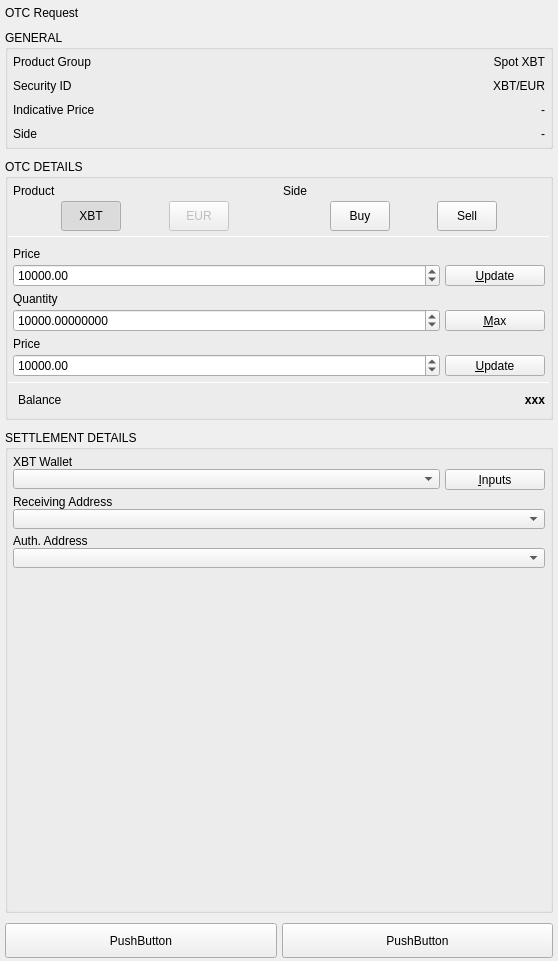
BlockSettle/terminal, file BlockSettleUILib/ChatUI/OTCShieldWidgets/OTCNegotiationCommonWidget.ui: the form before one commit.
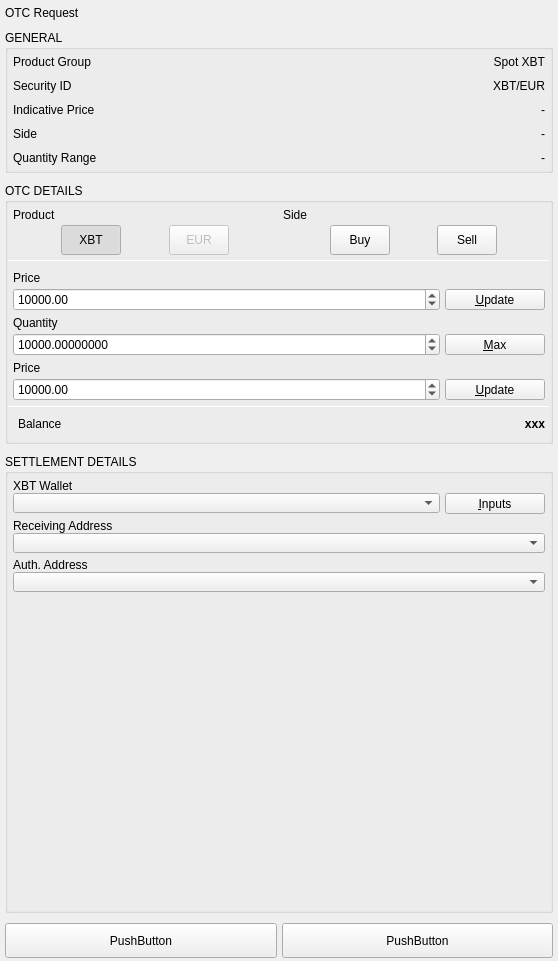
The form after the commit.

```diff
--- a/BlockSettleUILib/ChatUI/OTCShieldWidgets/OTCNegotiationCommonWidget.ui
+++ b/BlockSettleUILib/ChatUI/OTCShieldWidgets/OTCNegotiationCommonWidget.ui
@@ -258,6 +258,47 @@
           </layout>
          </widget>
         </item>
+        <item>
+         <widget class="QWidget" name="rangeWidget" native="true">
+          <layout class="QHBoxLayout" name="sideLayout_2">
+           <property name="spacing">
+            <number>5</number>
+           </property>
+           <property name="leftMargin">
+            <number>0</number>
+           </property>
+           <property name="topMargin">
+            <number>0</number>
+           </property>
+           <property name="rightMargin">
+            <number>0</number>
+           </property>
+           <property name="bottomMargin">
+            <number>0</number>
+           </property>
+           <item>
+            <widget class="QLabel" name="rangeLabel">
+             <property name="text">
+              <string>Quantity Range</string>
+             </property>
+            </widget>
+           </item>
+           <item>
+            <widget class="QLabel" name="rangeValue">
+             <property name="text">
+              <string>-</string>
+             </property>
+             <property name="alignment">
+              <set>Qt::AlignRight|Qt::AlignTrailing|Qt::AlignVCenter</set>
+             </property>
+             <property name="whiteLabel" stdset="0">
+              <bool>true</bool>
+             </property>
+            </widget>
+           </item>
+          </layout>
+         </widget>
+        </item>
        </layout>
       </widget>
      </item>
```
